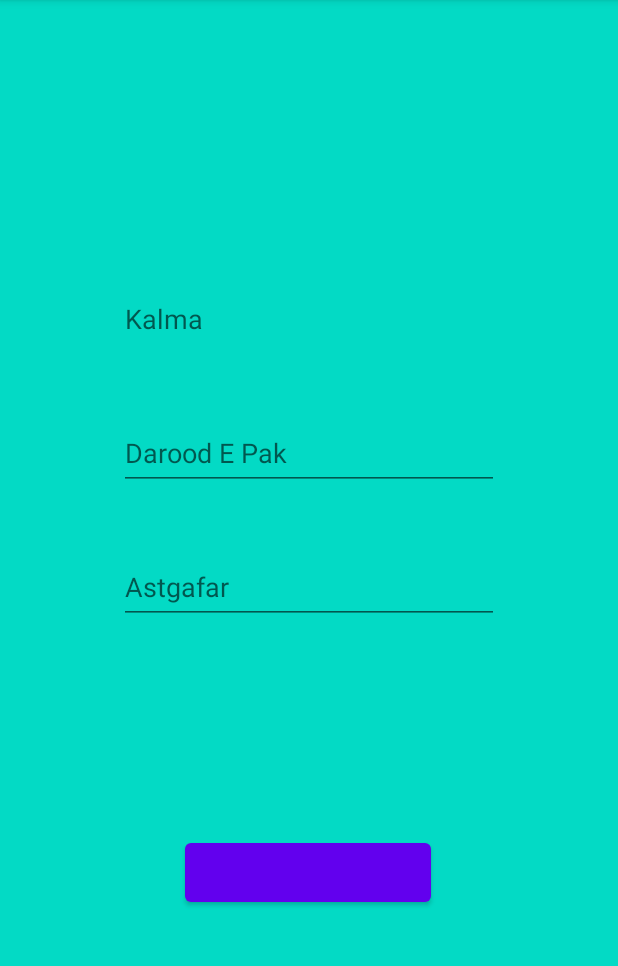
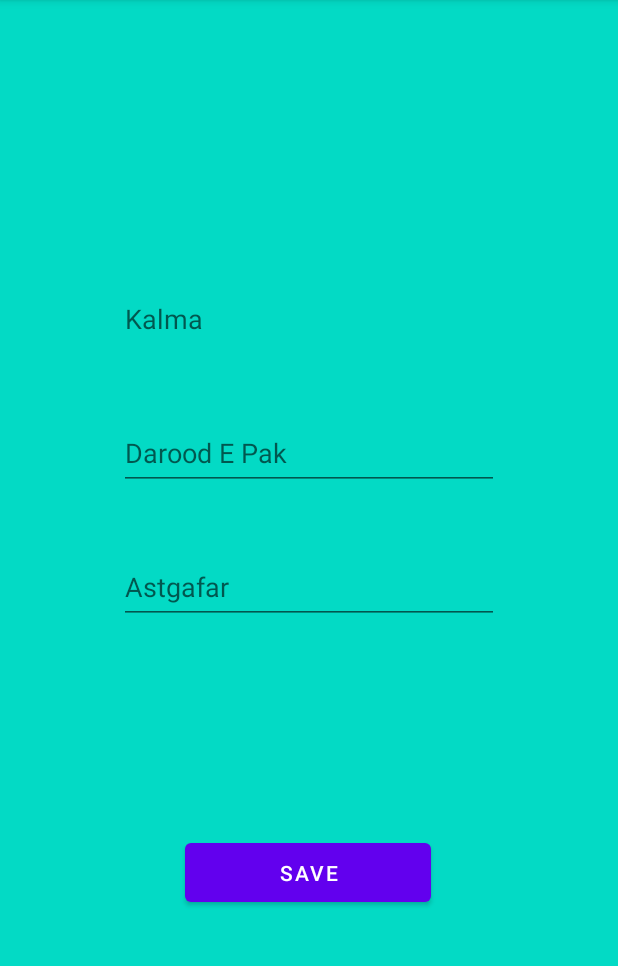
Before and after one commit to komalafzaal123/TasbeehCounter, an Android app: the screen it shows after launch (MainActivity), on a phone screen of 412 x 824 dp, the part 84-1050 px from its top. Run offline under Robolectric (Android 15) with nearby library versions, the phone set to English and light mode, and no system bars.

Commit message:
save button

```diff
--- a/app/src/main/res/layout/activity_main.xml
+++ b/app/src/main/res/layout/activity_main.xml
@@ -43,6 +43,7 @@
         android:layout_width="164dp"
         android:layout_height="51dp"
         android:layout_marginTop="140dp"
+        android:text="Save"
         app:layout_constraintBottom_toBottomOf="parent"
         app:layout_constraintEnd_toEndOf="parent"
         app:layout_constraintHorizontal_bias="0.497"
```
